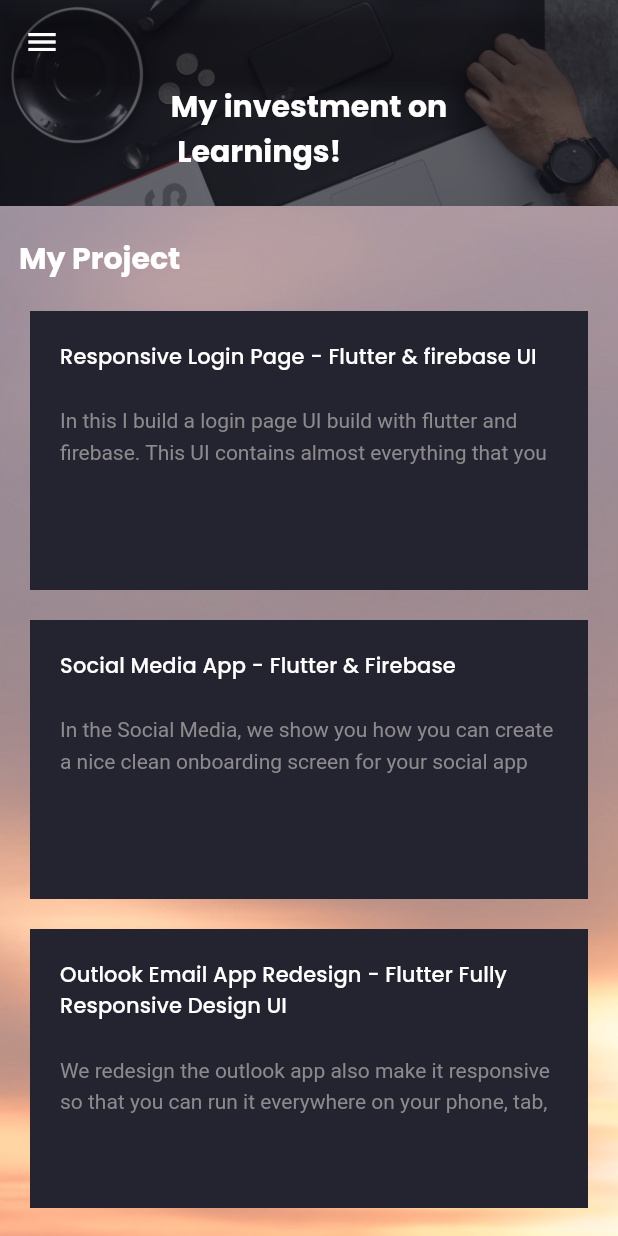
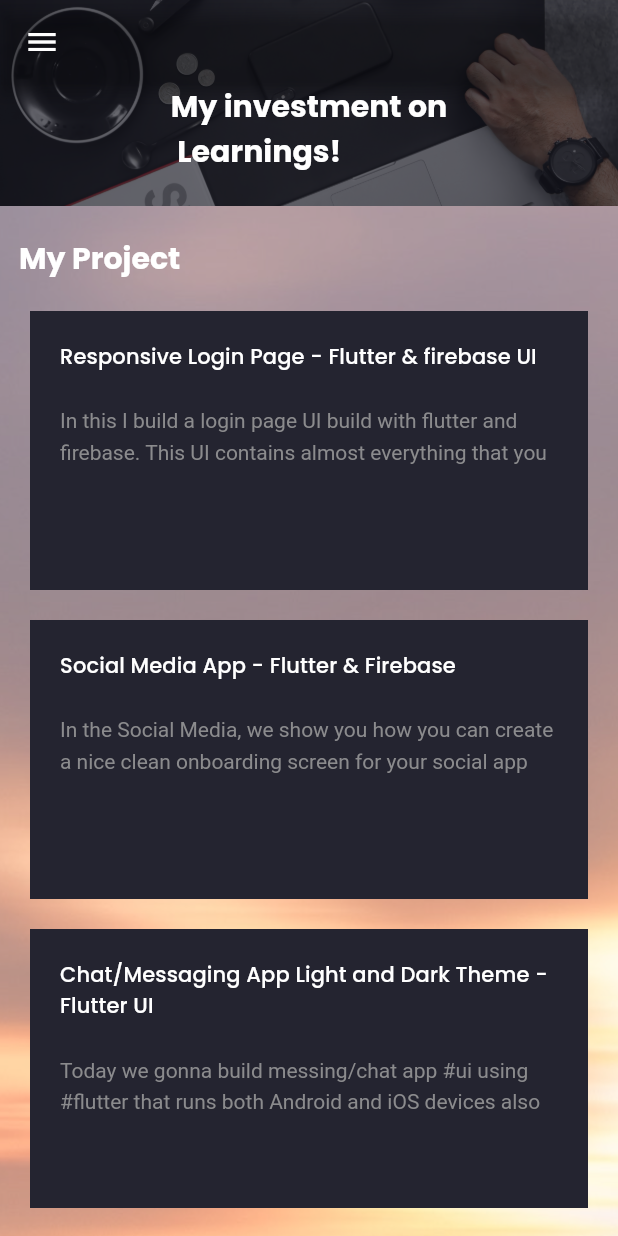
Before and after one commit to Hritik5099/hritikportfolio, a Flutter app: the screen it shows after launch, on a phone screen of 412 x 824 dp. Run offline on Flutter 3.47's test engine with Material 2 defaults, Android fonts, the light colour scheme and no system bars; our stand-ins replace animated_text_kit, cached_network_image, google_fonts.

Commit message:
lot of changes

```diff
--- a/lib/components/slidemenuCard.dart
+++ b/lib/components/slidemenuCard.dart
@@ -1,6 +1,7 @@
 import 'package:flutter/material.dart';
 import 'package:myportfolio/screens/my_info.dart';
 import 'package:myportfolio/screens/skills.dart';
+import 'package:url_launcher/url_launcher.dart';
 
 import '../constants.dart';
 import 'Coding.dart';
@@ -42,7 +43,9 @@ class slidemenuCard extends StatelessWidget {
               Divider(thickness: 2,),
               SizedBox(height: defaultPadding / 2),
               TextButton(
-                onPressed: (){},
+                onPressed: (){
+                  launch("https://drive.google.com/file/d/1ad4m8s-CPlK045Rqbn1ltxajliLhMqa0/view?usp=sharing");
+                },
                 child: Row(
                   children: [
                     Text(
--- a/lib/models/Project.dart
+++ b/lib/models/Project.dart
@@ -13,12 +13,7 @@ List<Project> demo_projects = [
   Project(
     title: "Social Media App - Flutter & Firebase ",
     description:
-        "In the Social Media, we show you how you can create a nice clean onboarding screen for your social app that can run both Andriod and iOS devices because it builds with flutter. We also build a Sign in, Forgot Password screen with a custom error indicator. And in the main part of the app it contains the featres of instagram where we can follow and unfollow and user. Also it has an additional feature of e-commerce where one can easily sell and buy and good on this platform.",
-  ),
-  Project(
-    title: "Outlook Email App Redesign - Flutter Fully Responsive Design UI",
-    description:
-        "We redesign the outlook app also make it responsive so that you can run it everywhere on your phone, tab, or web. In this flutter responsive video, we will show you the real power of flutter. Make mobile, web, and desktop app from a single codebase.",
+        "In the Social Media, we show you how you can create a nice clean onboarding screen for your social app that can run both Andriod and iOS devices because it builds with flutter. We also build a Sign in, Forgot Password screen with a custom error indicator. And in the main part of the app it contains the features of instagram where we can follow and unfollow and user. Also it has an additional feature of e-commerce where one can easily sell and buy and good on this platform.",
   ),
   Project(
     title: "Chat/Messaging App Light and Dark Theme - Flutter UI",
```
